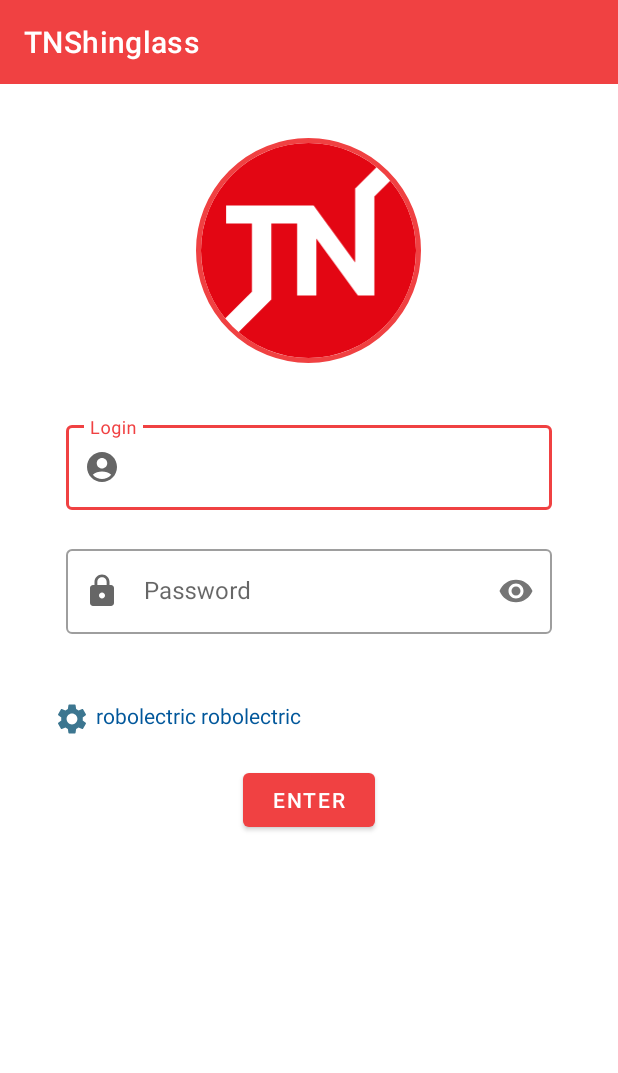
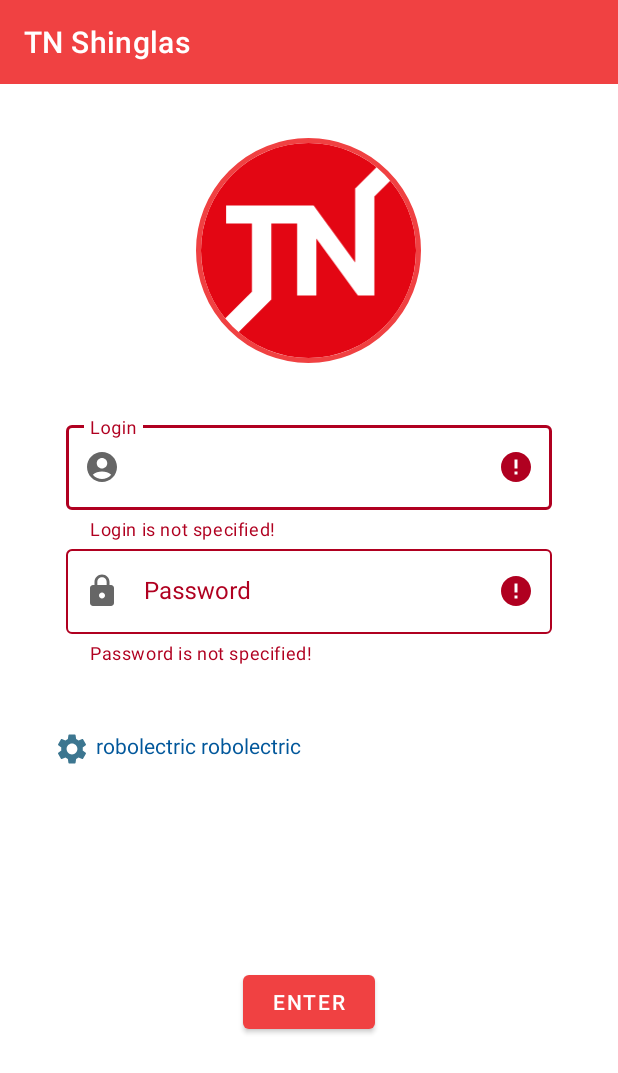
Before and after one commit to Mihey2021/TNShinglass, an Android app: the screen it shows after launch (AppActivity), after a tap on "ENTER", on a phone screen of 412 x 824 dp. Shown: the top 1073 px of the screen. Run offline under Robolectric (Android 15) with nearby library versions, the phone set to English and light mode, and no system bars; our stand-ins replace CircleImageView, Room's generated code.

Commit message:
Material design (Authorization form)

```diff
--- a/app/src/main/java/ru/tn/shinglass/activity/AuthFragment.kt
+++ b/app/src/main/java/ru/tn/shinglass/activity/AuthFragment.kt
@@ -9,6 +9,7 @@ import android.view.View
 import android.view.ViewGroup
 import android.widget.Toast
 import androidx.annotation.RequiresApi
+import androidx.core.widget.doAfterTextChanged
 import androidx.fragment.app.Fragment
 import androidx.fragment.app.viewModels
 import androidx.navigation.fragment.findNavController
@@ -50,6 +51,14 @@ class AuthFragment : Fragment() {
 
         binding = FragmentAuthBinding.inflate(inflater, container, false)
 
+        binding.passwordInputEditText.doAfterTextChanged { text ->
+            if (!text.isNullOrBlank()) binding.passwordTextInputLayout.error = null
+        }
+
+        binding.loginInputEditText.doAfterTextChanged { text ->
+            if (!text.isNullOrBlank()) binding.loginTextInputLayout.error = null
+        }
+
         clearForm()
         with(binding.deviceInfoTextView) {
             setTextColor(resources.getColor(R.color.light_blue_900, requireContext().theme))
@@ -82,24 +91,39 @@ class AuthFragment : Fragment() {
                 return@observe
             }
 
-            binding.editTextLogin.editText?.setText(authStruct[0])
-            binding.editTextPassword.editText?.setText(authStruct[1])
+            binding.loginInputEditText.setText(authStruct[0])
+            binding.passwordInputEditText.setText(authStruct[1])
         }
 
         binding.btnEnter.isEnabled = (apiService != null)
 
         binding.btnEnter.setOnClickListener {
 
-            val login = completeLogin(binding.editTextLogin.editText?.text.toString())
-            //if (login != DOMAIN_NAME) binding.editTextLogin.setText(login)
-            val pswdTxt = binding.editTextPassword.editText?.text.toString()
+            val clearLogin = binding.loginInputEditText.text.toString()
+            val login = completeLogin(clearLogin)
+            //if (login != DOMAIN_NAME) binding.loginTextInputLayout.setText(login)
+            val pswdTxt = binding.passwordInputEditText.text.toString()
             val password = if (isBase64(pswdTxt)) pswdTxt else Base64.getEncoder()
                 .encodeToString(pswdTxt.toByteArray())
 
-            if (login.isNullOrBlank() || password.isNullOrBlank()) {
-                showToast(getString(R.string.err_emty_login_or_password), Toast.LENGTH_SHORT)
-                return@setOnClickListener
+//            if (login.isNullOrBlank() || password.isNullOrBlank()) {
+//                showToast(getString(R.string.err_emty_login_or_password), Toast.LENGTH_SHORT)
+//                return@setOnClickListener
+//            }
+            var thereAreErrors = false
+
+            if (clearLogin.isBlank()) {
+                thereAreErrors = true
+                binding.loginTextInputLayout.error = getString(R.string.empty_login_error_text)
             }
+
+            if (password.isNullOrBlank()) {
+                thereAreErrors = true
+                binding.passwordTextInputLayout.error = getString(R.string.empty_password_error_text)
+            }
+
+            if (thereAreErrors) return@setOnClickListener
+
 
             binding.btnEnter.isEnabled = false
 
@@ -194,8 +218,8 @@ class AuthFragment : Fragment() {
     }
 
     private fun clearForm() {
-        binding.editTextLogin.editText?.setText("")
-        binding.editTextPassword.editText?.setText("")
+        binding.loginInputEditText.setText("")
+        binding.passwordInputEditText.setText("")
     }
 
     override fun onResume() {
--- /dev/null
+++ b/app/src/main/res/drawable/ic_baseline_error_24.xml
@@ -0,0 +1,5 @@
+<vector android:height="24dp" android:tint="#FF0000"
+    android:viewportHeight="24" android:viewportWidth="24"
+    android:width="24dp" xmlns:android="http://schemas.android.com/apk/res/android">
+    <path android:fillColor="@android:color/white" android:pathData="M12,2C6.48,2 2,6.48 2,12s4.48,10 10,10 10,-4.48 10,-10S17.52,2 12,2zM13,17h-2v-2h2v2zM13,13h-2L11,7h2v6z"/>
+</vector>
--- a/app/src/main/res/layout/fragment_auth.xml
+++ b/app/src/main/res/layout/fragment_auth.xml
@@ -28,9 +28,33 @@
         app:layout_constraintStart_toStartOf="parent"
         app:layout_constraintTop_toBottomOf="@id/toolbar" />
 
-    <LinearLayout
+    <TextView
+        android:id="@+id/deviceInfoTextView"
         android:layout_width="match_parent"
         android:layout_height="wrap_content"
+        android:layout_margin="36dp"
+        android:drawablePadding="@dimen/margin4"
+        app:drawableLeftCompat="@drawable/ic_baseline_settings_24"
+        app:layout_constraintEnd_toEndOf="parent"
+        app:layout_constraintStart_toStartOf="parent"
+        app:layout_constraintTop_toBottomOf="@id/authorizationFormLinearLayout" />
+
+    <Button
+        android:id="@+id/btnEnter"
+        android:layout_width="wrap_content"
+        android:layout_height="wrap_content"
+        android:layout_margin="36dp"
+        android:enabled="false"
+        android:text="@string/enter"
+        app:layout_constraintBottom_toBottomOf="parent"
+        app:layout_constraintEnd_toEndOf="parent"
+        app:layout_constraintStart_toStartOf="parent"
+        app:layout_constraintTop_toBottomOf="@id/deviceInfoTextView" />
+
+    <LinearLayout
+        android:id="@+id/authorizationFormLinearLayout"
+        android:layout_width="match_parent"
+        android:layout_height="0dp"
         android:layout_margin="@dimen/margin36"
         android:layout_marginTop="8dp"
         android:gravity="center_horizontal"
@@ -55,7 +79,7 @@
             app:civ_border_width="3dp" />
 
         <com.google.android.material.textfield.TextInputLayout
-            android:id="@+id/editTextLogin"
+            android:id="@+id/loginTextInputLayout"
             style="@style/Widget.MaterialComponents.TextInputLayout.OutlinedBox"
             android:layout_width="match_parent"
             android:layout_height="wrap_content"
@@ -67,6 +91,7 @@
             app:startIconDrawable="@drawable/ic_baseline_account_circle_24">
 
             <com.google.android.material.textfield.TextInputEditText
+                android:id="@+id/loginInputEditText"
                 android:layout_width="match_parent"
                 android:layout_height="wrap_content"
                 android:imeOptions="actionDone"
@@ -76,7 +101,7 @@
         </com.google.android.material.textfield.TextInputLayout>
 
         <com.google.android.material.textfield.TextInputLayout
-            android:id="@+id/editTextPassword"
+            android:id="@+id/passwordTextInputLayout"
             style="@style/Widget.MaterialComponents.TextInputLayout.OutlinedBox"
             android:layout_width="match_parent"
             android:layout_height="wrap_content"
@@ -84,10 +109,12 @@
             android:layout_marginRight="8dp"
             android:layout_marginBottom="8dp"
             app:errorEnabled="true"
+            app:errorIconDrawable="@drawable/ic_baseline_error_24"
             app:passwordToggleEnabled="true"
             app:startIconDrawable="@drawable/ic_baseline_lock_24">
 
             <com.google.android.material.textfield.TextInputEditText
+                android:id="@+id/passwordInputEditText"
                 android:layout_width="match_parent"
                 android:layout_height="wrap_content"
                 android:hint="@string/password"
@@ -96,23 +123,6 @@
 
         </com.google.android.material.textfield.TextInputLayout>
 
-
-        <TextView
-            android:id="@+id/deviceInfoTextView"
-            android:layout_width="match_parent"
-            android:layout_height="wrap_content"
-            android:layout_marginTop="16dp"
-            android:drawablePadding="@dimen/margin4"
-            app:drawableLeftCompat="@drawable/ic_baseline_settings_24" />
-
-        <Button
-            android:id="@+id/btnEnter"
-            android:layout_width="wrap_content"
-            android:layout_height="wrap_content"
-            android:layout_margin="@dimen/margin18"
-            android:layout_marginTop="16dp"
-            android:enabled="false"
-            android:text="@string/enter" />
 
     </LinearLayout>
 
@@ -153,7 +163,7 @@
     <androidx.constraintlayout.widget.Group
         android:id="@+id/errorGroup"
         android:layout_width="match_parent"
-        android:layout_height="match_parent"
+        android:layout_height="0dp"
         android:background="@drawable/white_alpha_rectangle_backround"
         android:clickable="true"
         android:visibility="gone"
--- a/app/src/main/res/values/strings.xml
+++ b/app/src/main/res/values/strings.xml
@@ -1,5 +1,5 @@
 <resources>
-    <string name="app_name">TNShinglass</string>
+    <string name="app_name">TN Shinglas</string>
     <string name="dummy_button">Dummy Button</string>
     <string name="dummy_content">DUMMY\nCONTENT</string>
     <!-- TODO: Remove or change this placeholder text -->
@@ -61,4 +61,6 @@
     <string name="error_loading">An error occurred when accessing the server. Repeat later.</string>
     <string name="settings_for_substituting_text">Settings for substituting values into documents</string>
     <string name="cancel_text">Cancel</string>
+    <string name="empty_login_error_text">Login is not specified!</string>
+    <string name="empty_password_error_text">Password is not specified!</string>
 </resources>
--- a/app/src/main/res/values/themes.xml
+++ b/app/src/main/res/values/themes.xml
@@ -10,6 +10,7 @@
         <item name="colorSecondaryVariant">@color/blue_gray_700</item>
         <item name="colorOnSecondary">@color/black</item>
         <item name="android:textColorSecondary">@color/black</item>
+
         <!-- Status bar color. -->
         <item name="android:statusBarColor" tools:targetApi="l">?attr/colorPrimaryVariant</item>
         <!-- Customize your theme here. -->
```
Also changed, not shown: 1 other file.
